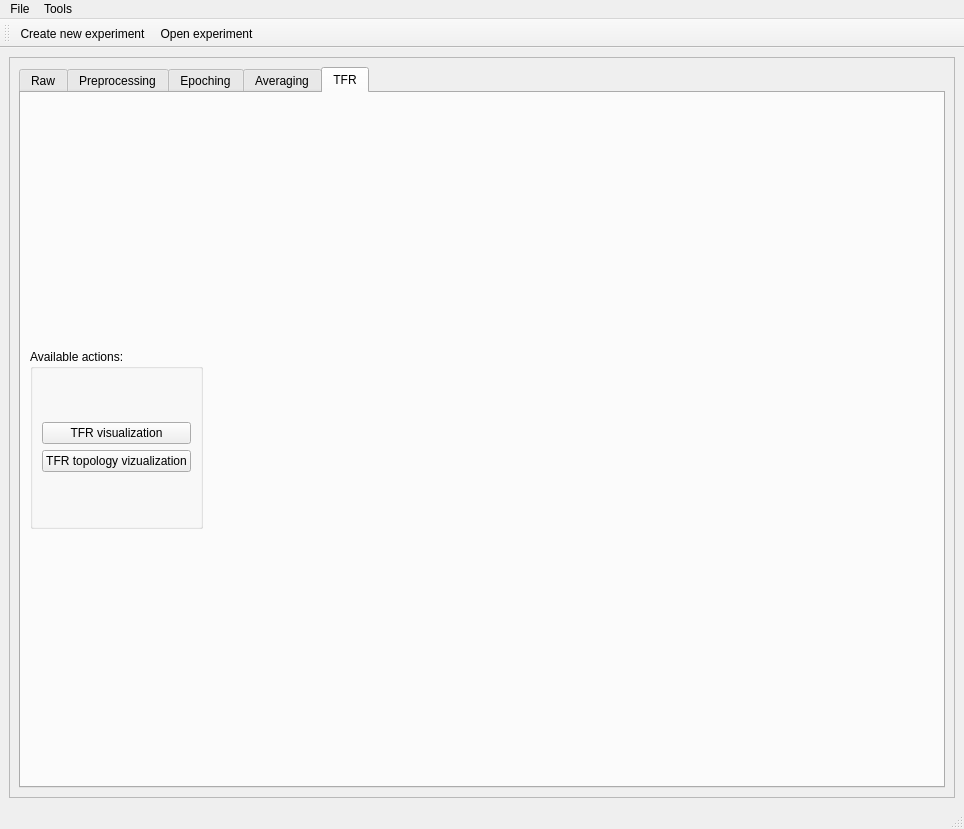
Before: the Qt Designer form meggie/ui/qt4Designer_ui_files/mainWindow.ui in cibr-jyu/meggie, drawn with Qt 5.
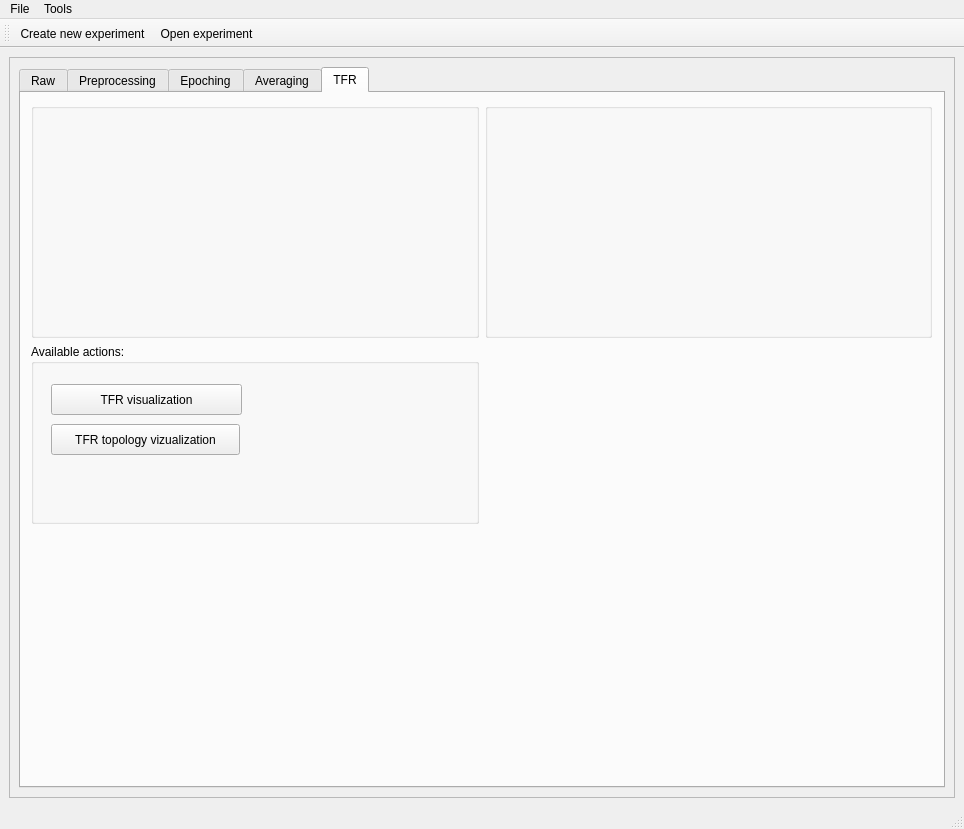
After: the same form once the commit is applied. The open tabs and pages were chosen to show the change. Icons and pictures are not drawn.

Commit message: Epoch parameter lists added with functionality.

Diff of the .ui file:
```diff
--- a/meggie/ui/qt4Designer_ui_files/mainWindow.ui
+++ b/meggie/ui/qt4Designer_ui_files/mainWindow.ui
@@ -37,8 +37,8 @@
         <rect>
          <x>0</x>
          <y>0</y>
-         <width>942</width>
-         <height>726</height>
+         <width>944</width>
+         <height>721</height>
         </rect>
        </property>
        <property name="minimumSize">
@@ -737,8 +737,17 @@
              <attribute name="title">
               <string>Averaging</string>
              </attribute>
-             <layout class="QGridLayout" name="gridLayout_8">
-              <item row="0" column="0">
+             <widget class="QWidget" name="gridLayoutWidget">
+              <property name="geometry">
+               <rect>
+                <x>10</x>
+                <y>10</y>
+                <width>901</width>
+                <height>461</height>
+               </rect>
+              </property>
+              <layout class="QGridLayout" name="gridLayout_4">
+               <item row="1" column="0">
                <widget class="QGroupBox" name="groupBoxAvailableAveraging">
                 <property name="maximumSize">
                  <size>
@@ -837,26 +846,44 @@
                </widget>
               </item>
               <item row="0" column="1">
-               <spacer name="horizontalSpacer_6">
-                <property name="orientation">
-                 <enum>Qt::Horizontal</enum>
-                </property>
-                <property name="sizeHint" stdset="0">
-                 <size>
-                  <width>40</width>
-                  <height>20</height>
-                 </size>
-                </property>
-               </spacer>
-              </item>
-             </layout>
+                <widget class="QGroupBox" name="groupBoxEpochParamsAveraging">
+                 <property name="title">
+                  <string/>
+                 </property>
+                </widget>
+               </item>
+              </layout>
+             </widget>
             </widget>
             <widget class="QWidget" name="tabTFR">
              <attribute name="title">
               <string>TFR</string>
              </attribute>
-             <layout class="QGridLayout" name="gridLayout_9">
+             <widget class="QWidget" name="gridLayoutWidget_3">
+              <property name="geometry">
+               <rect>
+                <x>10</x>
+                <y>10</y>
+                <width>901</width>
+                <height>421</height>
+               </rect>
+              </property>
+              <layout class="QGridLayout" name="gridLayout_8">
               <item row="0" column="0">
+                <widget class="QGroupBox" name="groupBoxEpochsTFR">
+                 <property name="title">
+                  <string/>
+                 </property>
+                </widget>
+               </item>
+               <item row="0" column="1">
+                <widget class="QGroupBox" name="groupBoxEpochParamsTFR">
+                 <property name="title">
+                  <string/>
+                 </property>
+                </widget>
+               </item>
+               <item row="1" column="0">
                <widget class="QGroupBox" name="groupBoxAvailableTFR">
                 <property name="maximumSize">
                  <size>
@@ -867,42 +894,38 @@
                 <property name="title">
                  <string>Available actions:</string>
                 </property>
-                <layout class="QGridLayout" name="gridLayout_6">
-                 <item row="0" column="0">
-                  <layout class="QVBoxLayout" name="verticalLayout_13">
-                   <item>
-                    <widget class="QPushButton" name="pushButtonTFR">
-                     <property name="text">
-                      <string>TFR visualization</string>
-                     </property>
-                    </widget>
-                   </item>
-                   <item>
                     <widget class="QPushButton" name="pushButtonTFRTopology">
+                  <property name="geometry">
+                   <rect>
+                    <x>20</x>
+                    <y>80</y>
+                    <width>189</width>
+                    <height>31</height>
+                   </rect>
+                  </property>
                      <property name="text">
                       <string>TFR topology vizualization</string>
                      </property>
                     </widget>
-                   </item>
-                  </layout>
-                 </item>
-                </layout>
-               </widget>
-              </item>
-              <item row="0" column="1">
-               <spacer name="horizontalSpacer_5">
-                <property name="orientation">
-                 <enum>Qt::Horizontal</enum>
-                </property>
-                <property name="sizeHint" stdset="0">
-                 <size>
-                  <width>40</width>
-                  <height>20</height>
-                 </size>
-                </property>
-               </spacer>
-              </item>
-             </layout>
+                 <widget class="QPushButton" name="pushButtonTFR">
+                  <property name="geometry">
+                   <rect>
+                    <x>20</x>
+                    <y>40</y>
+                    <width>191</width>
+                    <height>31</height>
+                   </rect>
+                  </property>
+                  <property name="text">
+                   <string>TFR visualization</string>
+                  </property>
+                 </widget>
+                </widget>
+               </item>
+              </layout>
+             </widget>
+             <zorder>gridLayoutWidget_3</zorder>
+             <zorder></zorder>
             </widget>
            </widget>
           </item>
```
Left out of the diff: 96 changed lines with no effect on the pictures. Lines whose indentation alone changed are shown as unchanged. The commit also changes 4 other files.
